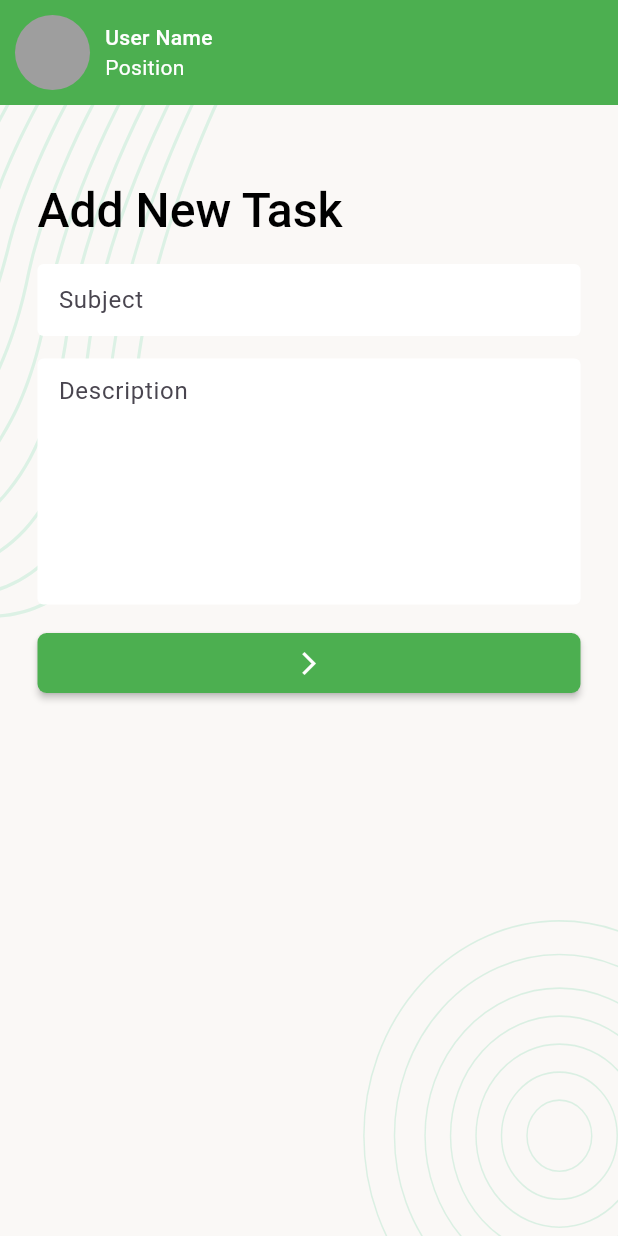
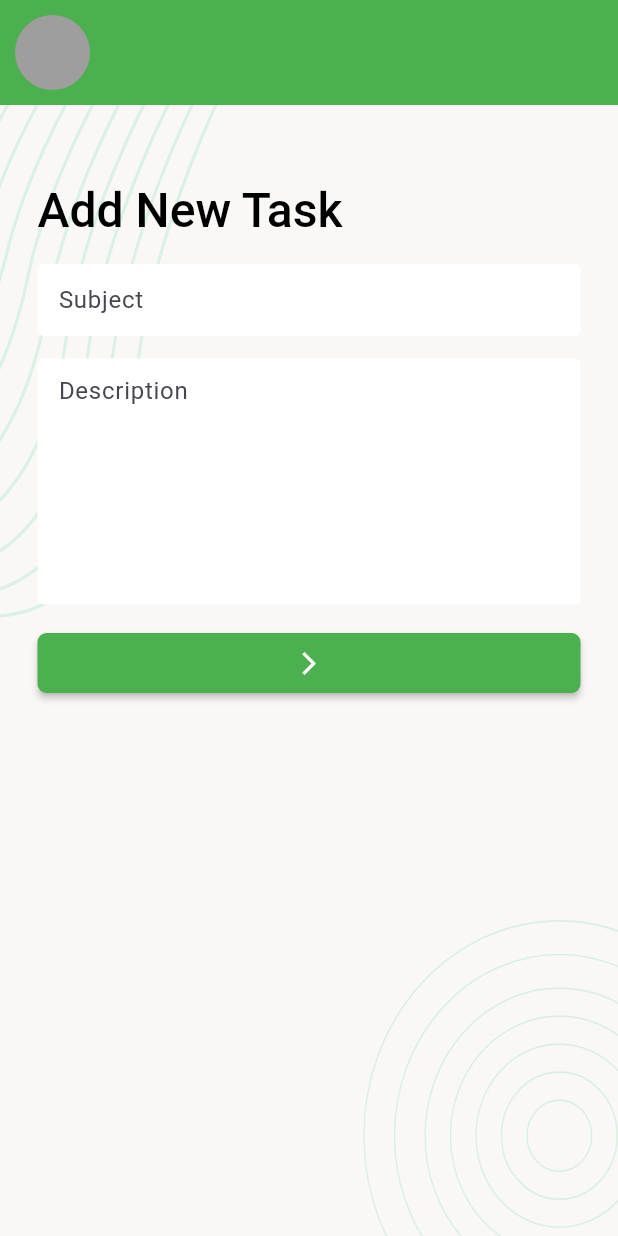
Before and after one commit to ArghoRoy92/flutter_task_manager, a Flutter app: the AddNewTask screen opened directly, on a phone screen of 412 x 824 dp. Run offline on Flutter 3.47's test engine with Material 3 defaults, Android fonts, the phone set to English and light mode, and no system bars; our stand-ins replace flutter_svg, pin_code_fields, shared_preferences; accounts and stored records are empty.

```diff
--- a/lib/ui/widgets/user_profile_banner.dart
+++ b/lib/ui/widgets/user_profile_banner.dart
@@ -1,4 +1,5 @@
 import 'package:flutter/material.dart';
+import 'package:flutter_task_manager/data/model/auth_utility.dart';
 
 class UserProfileBanner extends StatelessWidget {
   const UserProfileBanner({
@@ -10,7 +11,7 @@ class UserProfileBanner extends StatelessWidget {
     return Container(
       padding: const EdgeInsets.all(10),
       color: Colors.green,
-      child: const Row(
+      child: Row(
         children: [
           CircleAvatar(
             backgroundColor: Colors.grey,
@@ -22,14 +23,16 @@ class UserProfileBanner extends StatelessWidget {
             crossAxisAlignment: CrossAxisAlignment.start,
             children: [
               Text(
-                'User Name',
+                (AuthUtility.userInfo.data?.firstName ?? ' ') +
+                    ' ' +
+                    (AuthUtility.userInfo.data?.lastName ?? ' '),
                 style: TextStyle(
                   color: Colors.white,
                   fontWeight: FontWeight.w500,
                 ),
               ),
               Text(
-                'Position',
+                AuthUtility.userInfo.data?.email ?? ' ',
                 style: TextStyle(
                   color: Colors.white,
                 ),
```
